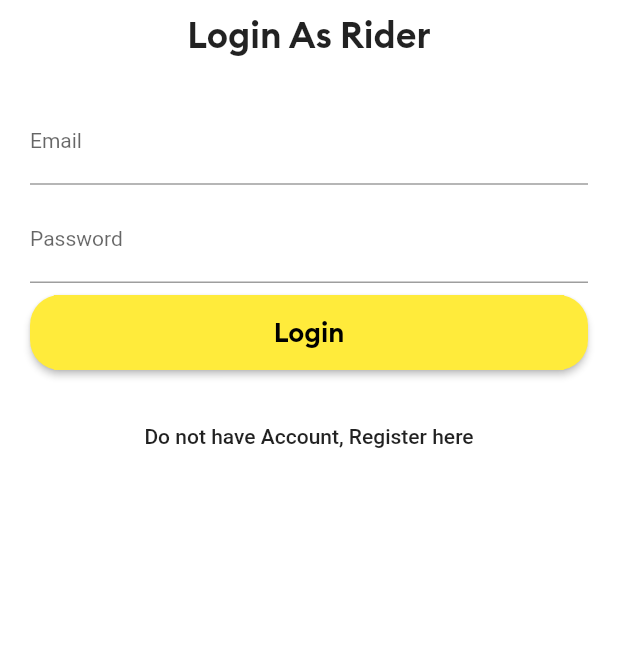
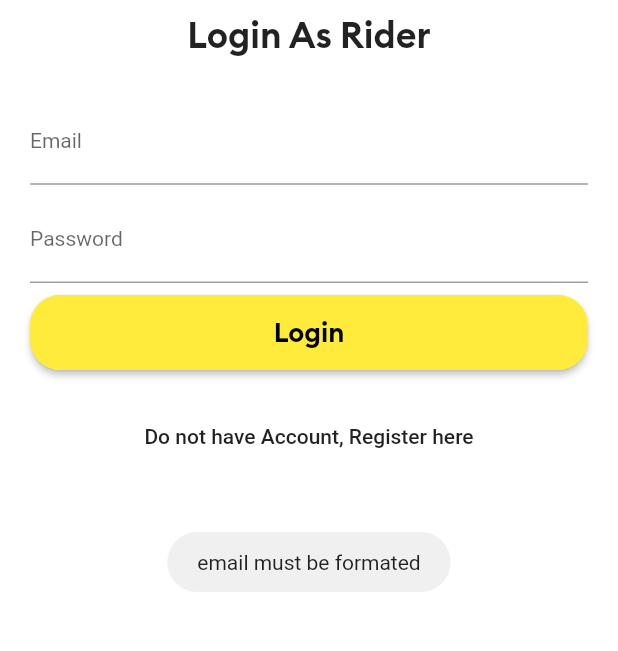
Before and after one commit to TawhidHassan/flutter-uber-clone, a Flutter app: the screen it shows after launch, after a tap on "Login", on a phone screen of 412 x 824 dp, the part 548-1199 px from its top. Run offline on Flutter 3.47's test engine with Material 2 defaults, Android fonts, the phone set to English and light mode, and no system bars; our stand-ins replace firebase_auth, firebase_core, firebase_database, fluttertoast; missing offline and left inert: dart:ffi; accounts and stored records are empty.

Commit message:
login functionality done

```diff
--- a/lib/AllScreens/loginScreen.dart
+++ b/lib/AllScreens/loginScreen.dart
@@ -1,10 +1,18 @@
 import 'dart:ffi';
 
+import 'package:firebase_auth/firebase_auth.dart';
+import 'package:firebase_database/firebase_database.dart';
 import 'package:flutter/material.dart';
 import 'package:flutter_uber_clone/AllScreens/registerScreen.dart';
+import 'package:fluttertoast/fluttertoast.dart';
+
+import '../main.dart';
+import 'mainscreen.dart';
 
 class Loginscreen extends StatelessWidget {
   static const String idScreen="login";
+  TextEditingController emailTextEditorController=TextEditingController();
+  TextEditingController passwordTextEditorController=TextEditingController();
   @override
   Widget build(BuildContext context) {
     return Scaffold(
@@ -37,6 +45,7 @@ class Loginscreen extends StatelessWidget {
                 children: [
                   SizedBox(height: 8,),
                   TextField(
+                    controller: emailTextEditorController,
                     keyboardType: TextInputType.emailAddress,
                     decoration: InputDecoration(
                       labelText: "Email",
@@ -52,6 +61,7 @@ class Loginscreen extends StatelessWidget {
 
                   SizedBox(height: 8,),
                   TextField(
+                    controller: passwordTextEditorController,
                     obscureText: true,
                     decoration: InputDecoration(
                       labelText: "Password",
@@ -85,6 +95,12 @@ class Loginscreen extends StatelessWidget {
                       ),
                     ),
                     onPressed: (){
+                      if(!emailTextEditorController.text.contains("@"))
+                      {
+                        displayToastMsg("email must be formated",context);
+                      }else{
+                        loginUser(context);
+                      }
                     },
                   )
                 ],
@@ -102,4 +118,40 @@ class Loginscreen extends StatelessWidget {
       ),
     );
   }
+
+
+  final FirebaseAuth _firebaseAuth=FirebaseAuth.instance;
+
+  loginUser(BuildContext context) async
+  {
+    final User firebaseUser=(await _firebaseAuth.signInWithEmailAndPassword(
+        email: emailTextEditorController.text,
+        password: passwordTextEditorController.text
+    ).catchError((err){
+      displayToastMsg("err: "+err.toString(), context);
+    })).user;
+    if(firebaseUser!=null){//user created
+      //save user info in database
+
+      userRef.child(firebaseUser.uid).once().then((DataSnapshot snap){
+        if(snap.value!=null){
+          Navigator.pushNamedAndRemoveUntil(context, MainScreen.idScreen, (route) => false);
+          displayToastMsg("hey congratulation, account created ", context);
+        }else{
+          _firebaseAuth.signOut();
+          displayToastMsg("No record exist,plz create account created ", context);
+        }
+      });
+    }else{
+      //error occured
+      displayToastMsg("new user account has not cretaed.", context);
+    }
+
+  }
+
+
+  displayToastMsg(String msg, BuildContext covariant)
+  {
+    Fluttertoast.showToast(msg: msg);
+  }
 }
```
